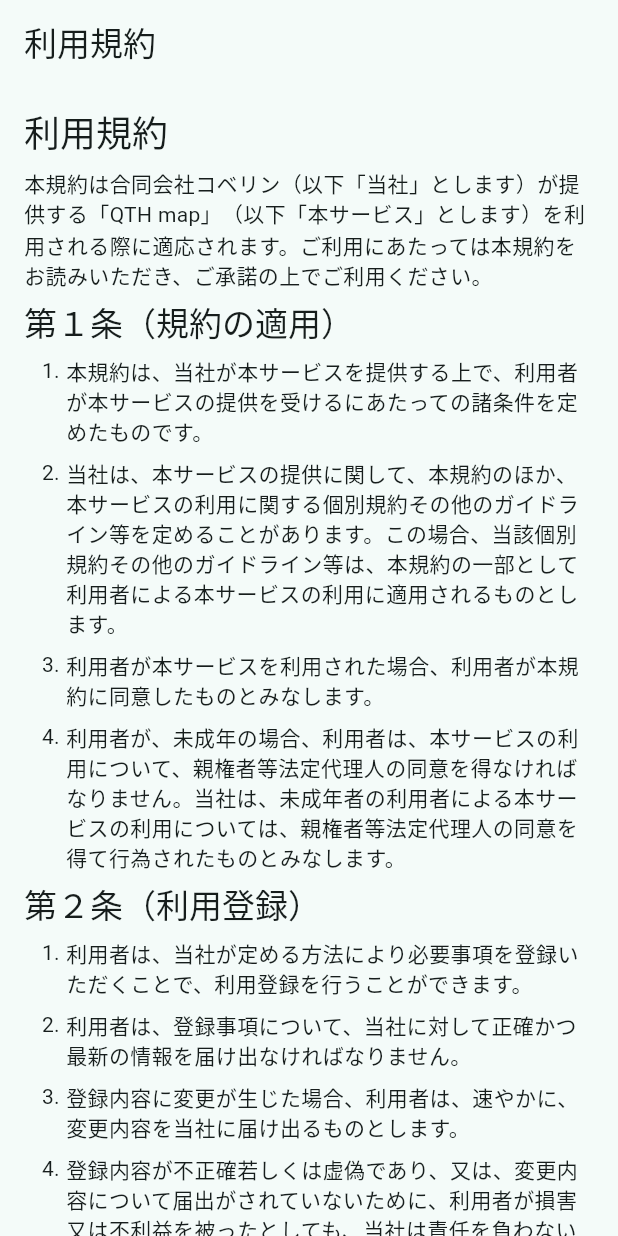
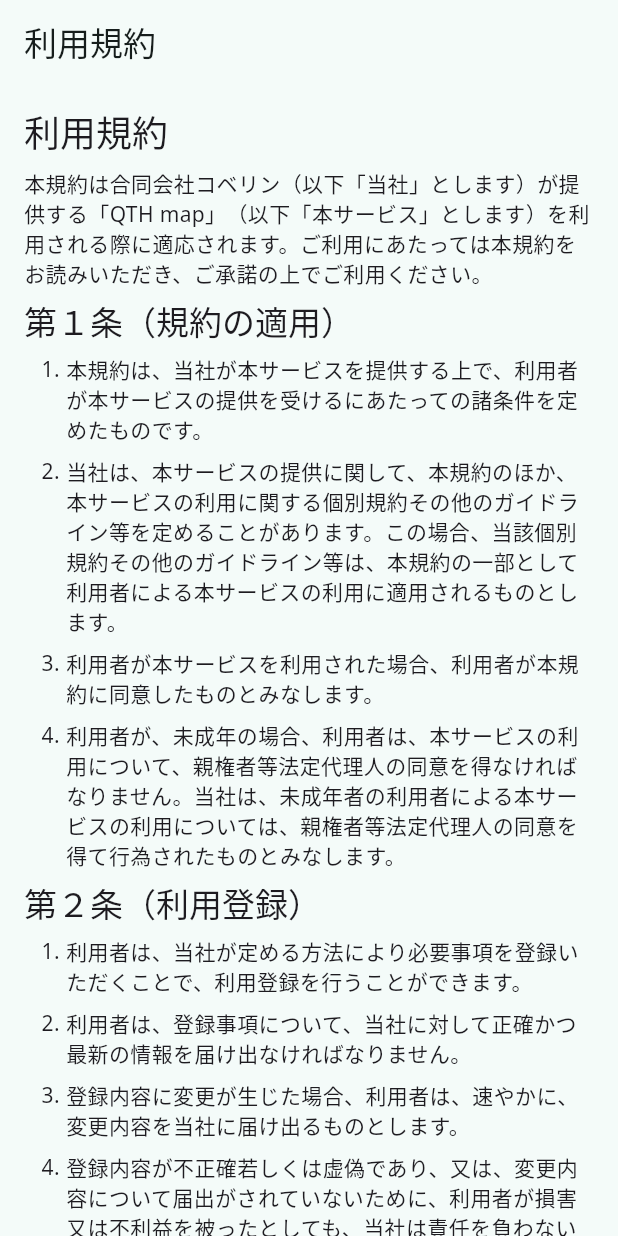
Before and after one commit to covelline/radio_qth_map, a Flutter app: the screen it shows after launch, after a tap on "今すぐ使ってみる", after a tap on "利用規約", on a phone screen of 412 x 824 dp. Run offline on Flutter 3.47's test engine with Material 3 defaults, Android fonts, the phone set to English and light mode, and no system bars; drawn by our look-alikes of flutter_markdown; our stand-ins replace cloud_firestore, firebase_core, flutter_dotenv, flutter_map, flutter_svg, freezed_annotation and 4 more; missing offline and left inert: dart:html; accounts and stored records are empty; generated files the repository leaves out were written again.

Commit message:
improve application (#18)
* fix some issues

deploy settings
introduction image size
navigate to top

* link to covelline

* fix add operation screen layout

* show added operation

* share with twitter

* fix flutter analyze

```diff
--- a/app/radio_qth_map/lib/l10n/app_en.arb
+++ b/app/radio_qth_map/lib/l10n/app_en.arb
@@ -9,8 +9,11 @@
   "channel": "Channel",
   "channel_error": "Either channel or mode is required.",
   "citizens_band": "CB",
+  "close": "Close",
   "confim": "Confirm",
   "contact_us": "Contact us",
+  "copied_to_clipboard": "Copied to clipboard",
+  "copy_to_clipboard": "Copy to clipboard",
   "dcr": "DCR",
   "delete": "Delete",
   "delete_operation_confirm_message": "Are you sure you want to delete?",
@@ -43,6 +46,9 @@
   "publish_log": "Publish log",
   "publish_log_tooltip": "To publish logs, please add logs",
   "search": "Search(Not yet implemented)",
+  "share": "Share",
+  "share_operation_format": "To check the log operated by {callsign} on {date} on the map.",
+  "share_with_x": "To post on X (Twitter)",
   "start": "Start",
   "terms_of_use": "Terms of use",
   "time_error": "Either Start or End is required",
--- a/app/radio_qth_map/lib/l10n/app_ja.arb
+++ b/app/radio_qth_map/lib/l10n/app_ja.arb
@@ -9,8 +9,11 @@
   "channel": "チャンネル",
   "channel_error": "チャンネルか種別は必須です",
   "citizens_band": "CB",
+  "close": "閉じる",
   "confim": "確認",
   "contact_us": "お問い合わせ",
+  "copied_to_clipboard": "クリップボードにコピーしました",
+  "copy_to_clipboard": "クリップボードにコピーする",
   "dcr": "DCR",
   "delete": "削除",
   "delete_operation_confirm_message": "このデータを削除して良いですか",
@@ -43,6 +46,9 @@
   "publish_log": "ログを公開する",
   "publish_log_tooltip": "ログを公開するには、ログを追加してください",
   "search": "検索（現在未実装です）",
+  "share": "共有する",
+  "share_operation_format": "{callsign} が {date} に運用したログを地図で確認する",
+  "share_with_x": "X（Twitter）に投稿する",
   "start": "開始",
   "terms_of_use": "利用規約",
   "time_error": "開始または終了時間は必須です",
--- a/app/radio_qth_map/lib/main.dart
+++ b/app/radio_qth_map/lib/main.dart
@@ -3,6 +3,7 @@ import 'package:firebase_core/firebase_core.dart';
 import 'package:flutter/material.dart';
 import 'package:flutter_dotenv/flutter_dotenv.dart';
 import 'package:flutter_gen/gen_l10n/app_localizations.dart';
+import 'package:google_fonts/google_fonts.dart';
 import 'package:provider/provider.dart';
 import 'package:radio_qth_map/main_router.dart';
 import 'package:radio_qth_map/repository/firestore_repository.dart';
@@ -10,13 +11,20 @@ import 'package:radio_qth_map/repository/locale_notifier.dart';
 import 'package:responsive_framework/responsive_framework.dart';
 import 'package:flutter_web_plugins/url_strategy.dart';
 import 'package:radio_qth_map/firebase_options/dev.dart' as dev;
+import 'package:radio_qth_map/firebase_options/prod.dart' as prod;
 
 void main() async {
   usePathUrlStrategy();
   await dotenv.load(fileName: 'key.env');
-  await Firebase.initializeApp(
-    options: dev.firebaseOptions,
-  );
+  if (dotenv.maybeGet('ENVIRONMENT') == 'prod') {
+    await Firebase.initializeApp(
+      options: prod.firebaseOptions,
+    );
+  } else {
+    await Firebase.initializeApp(
+      options: dev.firebaseOptions,
+    );
+  }
   final firestore = FirebaseFirestore.instance;
   if (dotenv.maybeGet('USE_FIRESTORE_EMULATOR') == 'true') {
     firestore.useFirestoreEmulator('localhost', 8080);
@@ -50,6 +58,9 @@ class MyApp extends StatelessWidget {
       theme: ThemeData(
         colorScheme: ColorScheme.fromSeed(seedColor: const Color(0xff24c5be)),
         useMaterial3: true,
+        textTheme: GoogleFonts.notoSansTextTheme(
+          Theme.of(context).textTheme,
+        ),
       ),
       routerConfig: router,
       builder: (context, child) {
--- a/app/radio_qth_map/lib/repository/firestore_repository.dart
+++ b/app/radio_qth_map/lib/repository/firestore_repository.dart
@@ -63,7 +63,9 @@ class FirestoreRepository {
     return operation;
   }
 
-  Future<void> storeOperations(List<OperationRowData> operations) async {
+  /// 運用情報を保存する
+  /// operationIdを返す
+  Future<String> storeOperations(List<OperationRowData> operations) async {
     // 運用開始・終了時間のリストを作る
     final operationTimes = operations
         .map((e) => [e.startTime, e.endTime])
@@ -166,6 +168,7 @@ class FirestoreRepository {
       }
     }
     await batch.commit();
+    return newOperationDoc.id;
   }
 
   Stream<List<QsoWithOperation>> qsoWithOperation({
--- a/app/radio_qth_map/lib/screen/introduce_screen.dart
+++ b/app/radio_qth_map/lib/screen/introduce_screen.dart
@@ -17,12 +17,12 @@ class IntroduceScreen extends StatelessWidget {
         slivers: [
           SliverAppBar(
             pinned: true,
-            expandedHeight: 800,
+            expandedHeight: 400,
             title: const Text('QTH map'),
             flexibleSpace: FlexibleSpaceBar(
               collapseMode: CollapseMode.pin,
               background: SizedBox(
-                height: 800,
+                height: 400,
                 child: Stack(
                   children: [
                     Container(
@@ -409,8 +409,20 @@ class IntroduceScreen extends StatelessWidget {
             ),
           ),
           const SliverToBoxAdapter(
-            child: SizedBox(height: 12),
-          )
+            child: SizedBox(height: 56),
+          ),
+          SliverToBoxAdapter(
+            child: Container(
+              width: double.infinity,
+              alignment: Alignment.center,
+              child: TextButton(
+                onPressed: () {
+                  launchUrl(Uri.parse('https://covelline.com'));
+                },
+                child: const Text('© covelline, LLC. 2023'),
+              ),
+            ),
+          ),
         ],
       ),
     );
--- a/app/radio_qth_map/lib/screen/map_screen.dart
+++ b/app/radio_qth_map/lib/screen/map_screen.dart
@@ -49,7 +49,12 @@ class MapScreenState extends State<MapScreen> {
   Widget build(BuildContext context) {
     return Scaffold(
       appBar: AppBar(
-        title: const Text('QTH map'),
+        title: TextButton(
+          child: const Text('QTH map'),
+          onPressed: () {
+            context.go('/');
+          },
+        ),
         actions: [
           Flexible(
             fit: FlexFit.loose,
@@ -129,8 +134,11 @@ class MapScreenState extends State<MapScreen> {
         ],
       ),
       floatingActionButton: FloatingActionButton.extended(
-        onPressed: () {
-          context.push('/qso/add');
+        onPressed: () async {
+          final newOperationId = await context.push('/qso/add');
+          if (newOperationId != null && context.mounted) {
+            context.go('/map/$newOperationId');
+          }
         },
         label: Text(AppLocalizations.of(context)!.add_qso),
         icon: const Icon(Icons.add),
--- a/app/radio_qth_map/pubspec.yaml
+++ b/app/radio_qth_map/pubspec.yaml
@@ -31,6 +31,7 @@ dependencies:
   flutter_markdown: ^0.6.18+2
   flutter_svg: ^2.0.9
   go_router: ^12.1.1
+  google_fonts: ^6.1.0
 
 dev_dependencies:
   flutter_test:
```
Also changed, not shown: app/radio_qth_map/lib/screen/add_operation_screen.dart (+31 -16 lines), app/radio_qth_map/lib/screen/share_operation_dialog.dart (added, +89 -0 lines), app/radio_qth_map/lib/widget/operation_map.dart (+21 -4 lines), app/radio_qth_map/pubspec.lock, 1 other file.
